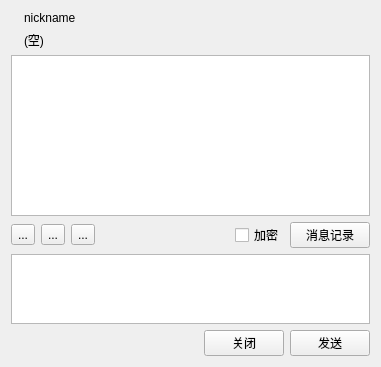
Above: talkdialog.ui from PowerOlive/qWebQQ before the change. Below: the same form after it.
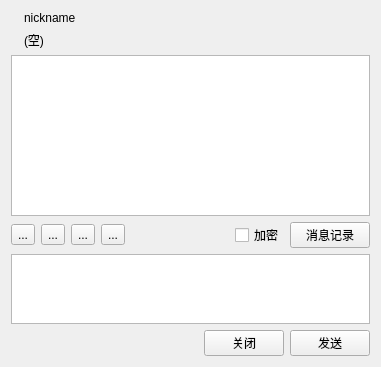
That is the form after the change. Icons and pictures are not drawn.

```diff
--- a/talkdialog.ui
+++ b/talkdialog.ui
@@ -101,6 +101,17 @@
        </property>
       </widget>
      </item>
+     <item>
+      <widget class="QToolButton" name="toolButton_4">
+       <property name="text">
+        <string>...</string>
+       </property>
+       <property name="icon">
+        <iconset resource="resources.qrc">
+         <normaloff>:/img/edit-clear.png</normaloff>:/img/edit-clear.png</iconset>
+       </property>
+      </widget>
+     </item>
      <item>
       <spacer name="horizontalSpacer_3">
        <property name="orientation">
```
